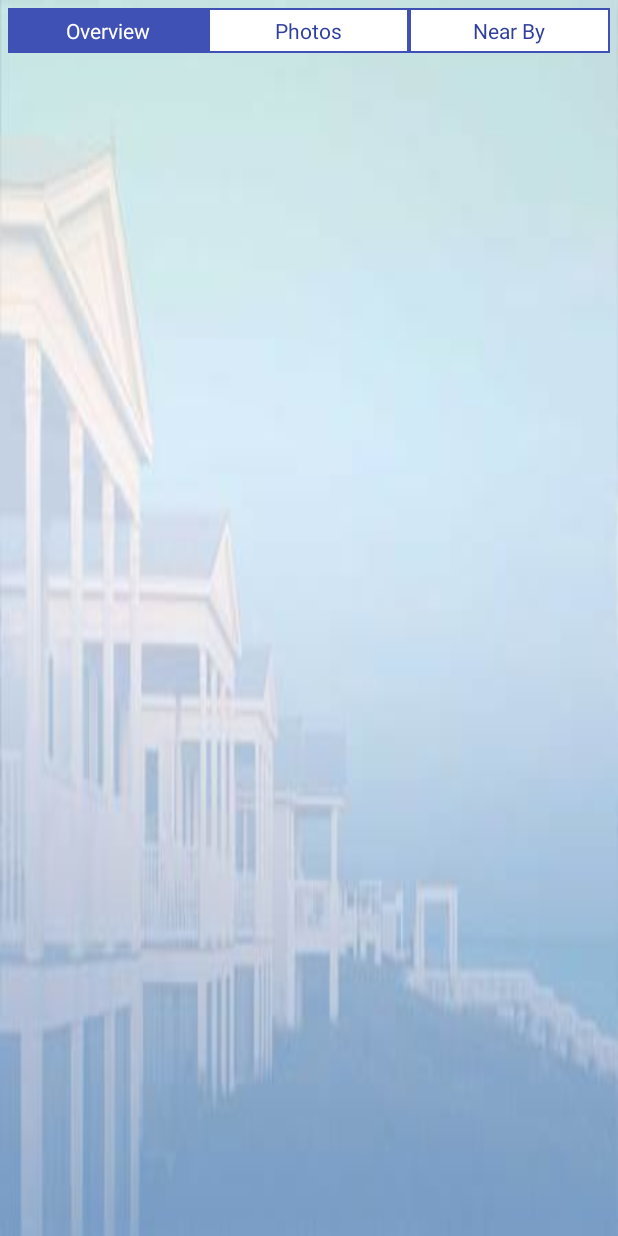
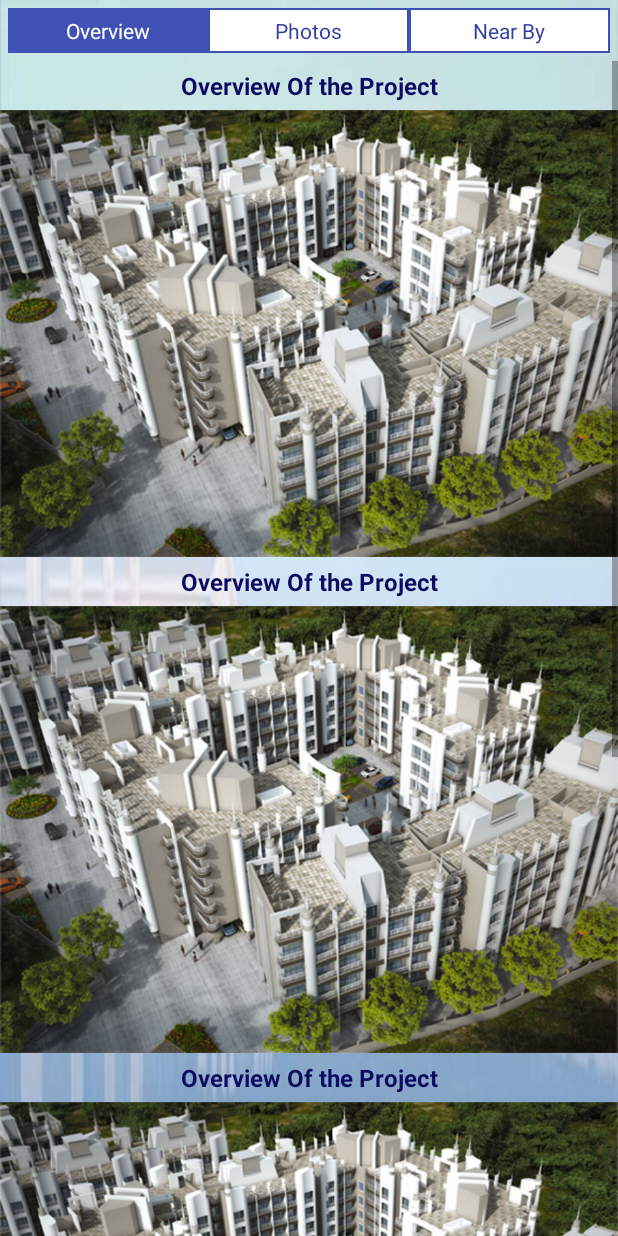
Before and after one commit to AzaharSheikh/RealEstateApp, an Android app: the layout my_project_layout.xml on its own in the app's theme, with its tools: preview values and no code run, on a phone screen of 412 x 824 dp. Run offline under Robolectric (Android 15) with nearby library versions, the light colour scheme and no system bars.

Commit message:
me page completed

```diff
--- a/app/src/main/java/com/thoughtinterac/realestateapp/Fragments/MyProjectFragment.java
+++ b/app/src/main/java/com/thoughtinterac/realestateapp/Fragments/MyProjectFragment.java
@@ -10,12 +10,15 @@ import android.util.Log;
 import android.view.LayoutInflater;
 import android.view.View;
 import android.view.ViewGroup;
+import android.widget.LinearLayout;
 import android.widget.ListView;
 import android.widget.RadioGroup;
+import android.widget.ScrollView;
 import android.widget.Toast;
 
 import com.thoughtinterac.realestateapp.CustomAdapter.PlaceCustomAdapter;
 import com.thoughtinterac.realestateapp.Model.PlaceModel;
+
 import com.thoughtinterac.realestateapp.R;
 import com.thoughtinterac.realestateapp.Util.Utility;
 import com.thoughtinterac.realestateapp.Util.makeServiceCall;
@@ -43,12 +46,13 @@ public class MyProjectFragment extends Fragment {
     private OnFragmentInteractionListener mListener;
     String data;
    ProgressDialog pDialog;
-
+ScrollView li_my_project_photos;
     private ListView listView;
     private PlaceCustomAdapter adapter;
     double lat =19.077065;
     double lng=72.998993;
     int flag=0;
+    LinearLayout li_overview;
 
 
     public MyProjectFragment() {
@@ -90,6 +94,9 @@ public class MyProjectFragment extends Fragment {
         rg_myproject = (RadioGroup) rootView.findViewById(R.id.rg_myproject);
         listView = (ListView) rootView.findViewById(R.id.list_place);
         listView.setVisibility(View.GONE);
+        li_overview=(LinearLayout)rootView.findViewById(R.id.li_overview);
+        li_my_project_photos=(ScrollView)rootView.findViewById(R.id.li_my_project_photos);
+        li_my_project_photos.setVisibility(View.GONE);
        rg_myproject.setOnCheckedChangeListener(new RadioGroup.OnCheckedChangeListener() {
            @Override
            public void onCheckedChanged(RadioGroup group, int checkedId) {
@@ -98,14 +105,20 @@ public class MyProjectFragment extends Fragment {
                    case R.id.rbt_project_details:
                        //Toast.makeText(getActivity(), "project details checked", Toast.LENGTH_SHORT).show();
                        listView.setVisibility(View.GONE);
+                       li_overview.setVisibility(View.VISIBLE);
+                       li_my_project_photos.setVisibility(View.GONE);
                        break;
                    case R.id.rbt_photos_list:
                        //Toast.makeText(getActivity(), "Photos details checked", Toast.LENGTH_SHORT).show();
                        listView.setVisibility(View.GONE);
+                       li_overview.setVisibility(View.GONE);
+                       li_my_project_photos.setVisibility(View.VISIBLE);
                        break;
                    case R.id.rbt_map:
                        //Toast.makeText(getActivity(), "Map details checked", Toast.LENGTH_SHORT).show();
                        listView.setVisibility(View.VISIBLE);
+                       li_overview.setVisibility(View.GONE);
+                       li_my_project_photos.setVisibility(View.GONE);
                        if(flag==0) {
                            getPlaceListAsync(lat, lng);
                            flag=1;
--- a/app/src/main/res/layout/my_project_layout.xml
+++ b/app/src/main/res/layout/my_project_layout.xml
@@ -57,11 +57,137 @@
         >
 
     </ListView>
+    <ScrollView
+        android:layout_width="match_parent"
+        android:id="@+id/li_my_project_photos"
+        android:visibility="visible"
+        android:layout_height="match_parent">
+        <LinearLayout
+            android:id="@+id/my_project_photos"
+            android:layout_width="match_parent"
+            android:orientation="vertical"
+            android:layout_height="match_parent">
+            <TextView
+                android:layout_width="match_parent"
+                android:layout_height="wrap_content"
+                android:id="@+id/txt_location"
+                android:text="Overview Of the Project"
+                android:textColor="@color/neavyblue"
+                android:textSize="16dp"
+                android:padding="5dp"
+                android:gravity="center"
+                android:textStyle="bold"
+                />
+            <ImageView
+                android:layout_width="wrap_content"
+                android:layout_height="wrap_content"
+                android:src="@drawable/overview_image"
+                android:adjustViewBounds="true"
+                />
+            <TextView
+                android:layout_width="match_parent"
+                android:layout_height="wrap_content"
+                android:id="@+id/txt_location"
+                android:text="Overview Of the Project"
+                android:textColor="@color/neavyblue"
+                android:textSize="16dp"
+                android:padding="5dp"
+                android:gravity="center"
+                android:textStyle="bold"
+                />
+            <ImageView
+                android:layout_width="wrap_content"
+                android:layout_height="wrap_content"
+                android:src="@drawable/overview_image"
+                android:adjustViewBounds="true"
+                />
+            <TextView
+                android:layout_width="match_parent"
+                android:layout_height="wrap_content"
+                android:id="@+id/txt_location"
+                android:text="Overview Of the Project"
+                android:textColor="@color/neavyblue"
+                android:textSize="16dp"
+                android:padding="5dp"
+                android:gravity="center"
+                android:textStyle="bold"
+                />
+            <ImageView
+                android:layout_width="wrap_content"
+                android:layout_height="wrap_content"
+                android:src="@drawable/overview_image"
+                android:adjustViewBounds="true"
+                />
+            <TextView
+                android:layout_width="match_parent"
+                android:layout_height="wrap_content"
+                android:id="@+id/txt_location"
+                android:text="Overview Of the Project"
+                android:textColor="@color/neavyblue"
+                android:textSize="16dp"
+                android:padding="5dp"
+                android:gravity="center"
+                android:textStyle="bold"
+                />
+            <ImageView
+                android:layout_width="wrap_content"
+                android:layout_height="wrap_content"
+                android:src="@drawable/overview_image"
+                android:adjustViewBounds="true"
+                />
+        </LinearLayout>
+    </ScrollView>
+
     <LinearLayout
-        android:id="@+id/my_project_photos"
         android:layout_width="match_parent"
-        android:orientation="vertical"
-        android:layout_height="match_parent">
+        android:id="@+id/li_overview"
+        android:layout_height="wrap_content"
+        android:orientation="horizontal">
+        <LinearLayout
+            android:layout_width="match_parent"
+            android:layout_height="wrap_content"
+            android:orientation="vertical">
+            <TextView
+                android:layout_width="match_parent"
+                android:layout_height="wrap_content"
+                android:id="@+id/txt_location"
+                android:text="Overview Of the Project"
+                android:textColor="@color/neavyblue"
+                android:textSize="16dp"
+                android:padding="5dp"
+                android:gravity="center"
+                android:textStyle="bold"
+                />
+            <LinearLayout
+                android:layout_width="match_parent"
+                android:layout_height="wrap_content"
+                android:orientation="vertical">
+                <ImageView
+                    android:layout_width="wrap_content"
+                    android:layout_height="wrap_content"
+                    android:src="@drawable/overview_image"
+                    android:adjustViewBounds="true"
+                    />
+            </LinearLayout>
+            <LinearLayout
+                android:layout_width="match_parent"
+                android:layout_height="match_parent"
+                android:orientation="horizontal">
+                <TextView
+                    android:layout_width="match_parent"
+                    android:layout_height="wrap_content"
+                    android:id="@+id/txt_location"
+                    android:text="A luxury community experience at an
+affordable price near upcoming
+Metro Station"
+                    android:textColor="@color/neavyblue"
+                    android:textSize="16dp"
+                    android:padding="5dp"
+                    android:textStyle="bold"
 
+                    />
+
+            </LinearLayout>
+        </LinearLayout>
     </LinearLayout>
 </LinearLayout>
--- a/app/src/main/res/layout/project_details.xml
+++ b/app/src/main/res/layout/project_details.xml
@@ -6,6 +6,7 @@
     >
     <LinearLayout
         android:layout_width="match_parent"
+        android:id="@+id/li_overview"
         android:layout_height="wrap_content"
         android:orientation="horizontal">
     <LinearLayout
@@ -13,7 +14,7 @@
         android:layout_height="wrap_content"
         android:orientation="vertical">
         <TextView
-            android:layout_width="wrap_content"
+            android:layout_width="match_parent"
             android:layout_height="wrap_content"
             android:id="@+id/txt_location"
             android:text="Overview Of the Project"
@@ -39,7 +40,7 @@
             android:layout_height="match_parent"
             android:orientation="horizontal">
             <TextView
-                android:layout_width="wrap_content"
+                android:layout_width="match_parent"
                 android:layout_height="wrap_content"
                 android:id="@+id/txt_location"
                 android:text="A luxury community experience at an
```
